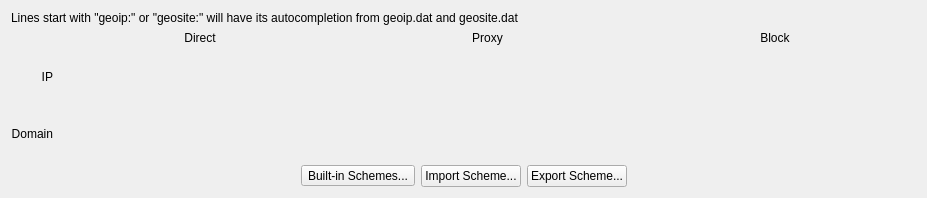
First picture: the form in src/ui/widgets/RouteSettingsMatrix.ui, repository Qv2ray/Qv2ray, before the edit.
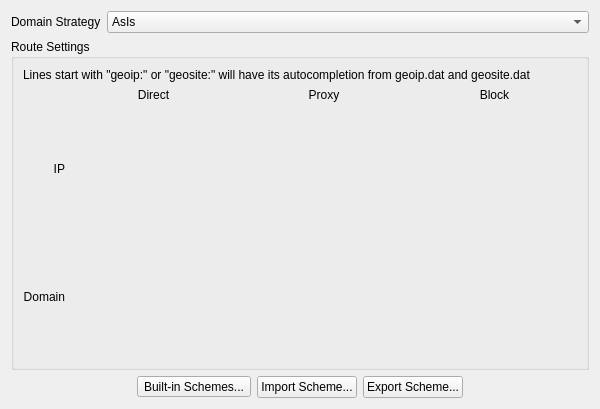
Second picture: the form after the edit.

What changed in the file:
```diff
--- a/src/ui/widgets/RouteSettingsMatrix.ui
+++ b/src/ui/widgets/RouteSettingsMatrix.ui
@@ -6,13 +6,49 @@
    <rect>
     <x>0</x>
     <y>0</y>
-    <width>927</width>
-    <height>198</height>
+    <width>600</width>
+    <height>409</height>
    </rect>
   </property>
   <property name="windowTitle">
    <string>Form</string>
   </property>
+  <layout class="QVBoxLayout" name="verticalLayout_2">
+   <item>
+    <layout class="QHBoxLayout" name="horizontalLayout_2" stretch="0,1">
+     <item>
+      <widget class="QLabel" name="label_4">
+       <property name="text">
+        <string>Domain Strategy</string>
+       </property>
+      </widget>
+     </item>
+     <item>
+      <widget class="QComboBox" name="domainStrategyCombo">
+       <item>
+        <property name="text">
+         <string notr="true">AsIs</string>
+        </property>
+       </item>
+       <item>
+        <property name="text">
+         <string notr="true">IPIfNonMatch</string>
+        </property>
+       </item>
+       <item>
+        <property name="text">
+         <string notr="true">IPOnDemand</string>
+        </property>
+       </item>
+      </widget>
+     </item>
+    </layout>
+   </item>
+   <item>
+    <widget class="QGroupBox" name="groupBox">
+     <property name="title">
+      <string>Route Settings</string>
+     </property>
   <layout class="QVBoxLayout" name="verticalLayout">
    <item>
     <widget class="QLabel" name="label_3">
@@ -22,14 +58,27 @@
     </widget>
    </item>
    <item>
-    <layout class="QGridLayout" name="gridLayout" rowstretch="0,1,1" columnstretch="0,1,1,1,0">
-     <item row="1" column="0">
-      <widget class="QLabel" name="label_2">
+       <layout class="QGridLayout" name="gridLayout" rowstretch="0,1,1" columnstretch="0,1,1,1">
+        <item row="0" column="3">
+         <widget class="QLabel" name="label_82">
        <property name="text">
-        <string>IP</string>
+           <string>Block</string>
        </property>
        <property name="alignment">
-        <set>Qt::AlignRight|Qt::AlignTrailing|Qt::AlignVCenter</set>
+           <set>Qt::AlignCenter</set>
+          </property>
+         </widget>
+        </item>
+        <item row="2" column="3">
+         <layout class="QGridLayout" name="blockTxtLayout"/>
+        </item>
+        <item row="0" column="1">
+         <widget class="QLabel" name="label_80">
+          <property name="text">
+           <string>Direct</string>
+          </property>
+          <property name="alignment">
+           <set>Qt::AlignCenter</set>
        </property>
       </widget>
      </item>
@@ -43,55 +92,45 @@
        </property>
       </widget>
      </item>
-     <item row="1" column="1">
-      <layout class="QGridLayout" name="directIPLayout"/>
-     </item>
      <item row="2" column="1">
       <layout class="QGridLayout" name="directTxtLayout"/>
      </item>
      <item row="1" column="2">
       <layout class="QGridLayout" name="proxyIPLayout"/>
      </item>
+        <item row="0" column="2">
+         <widget class="QLabel" name="label_81">
+          <property name="text">
+           <string>Proxy</string>
+          </property>
+          <property name="alignment">
+           <set>Qt::AlignCenter</set>
+          </property>
+         </widget>
+        </item>
      <item row="2" column="2">
       <layout class="QGridLayout" name="proxyTxtLayout"/>
      </item>
      <item row="1" column="3">
       <layout class="QGridLayout" name="blockIPLayout"/>
      </item>
-     <item row="2" column="3">
-      <layout class="QGridLayout" name="blockTxtLayout"/>
-     </item>
-     <item row="0" column="1">
-      <widget class="QLabel" name="label_80">
+        <item row="1" column="0">
+         <widget class="QLabel" name="label_2">
        <property name="text">
-        <string>Direct</string>
+           <string>IP</string>
        </property>
        <property name="alignment">
-        <set>Qt::AlignCenter</set>
+           <set>Qt::AlignRight|Qt::AlignTrailing|Qt::AlignVCenter</set>
        </property>
       </widget>
      </item>
-     <item row="0" column="2">
-      <widget class="QLabel" name="label_81">
-       <property name="text">
-        <string>Proxy</string>
-       </property>
-       <property name="alignment">
-        <set>Qt::AlignCenter</set>
-       </property>
-      </widget>
-     </item>
-     <item row="0" column="3">
-      <widget class="QLabel" name="label_82">
-       <property name="text">
-        <string>Block</string>
-       </property>
-       <property name="alignment">
-        <set>Qt::AlignCenter</set>
-       </property>
-      </widget>
-     </item>
-    </layout>
+        <item row="1" column="1">
+         <layout class="QGridLayout" name="directIPLayout"/>
+        </item>
+       </layout>
+      </item>
+     </layout>
+    </widget>
    </item>
    <item>
     <layout class="QHBoxLayout" name="horizontalLayout">
```
Lines whose indentation alone changed are shown as unchanged.
